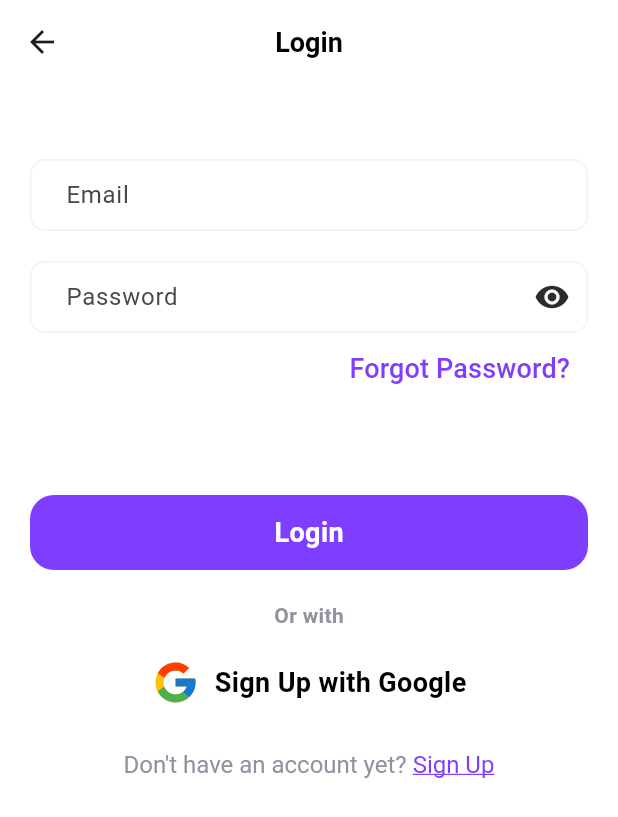
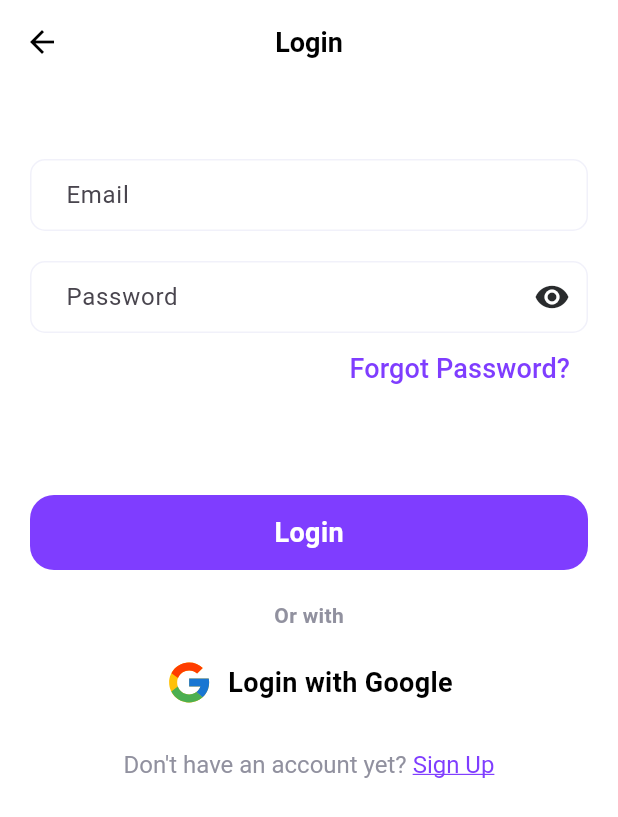
Before and after one commit to Iamdheeraj22/montra, a Flutter app: the screen it shows after launch, after a tap on "Login", on a phone screen of 412 x 824 dp. Shown: the top 817 px of the screen. Run offline on Flutter 3.47's test engine with Material 3 defaults, Android fonts, the phone set to English and light mode, and no system bars; our stand-ins replace equatable, flutter_bloc, flutter_svg.

Commit message:
feat : add navigation of sign_up page and re-design back-button in login_screen

```diff
--- a/lib/app/features/authentication/login/login_screen.dart
+++ b/lib/app/features/authentication/login/login_screen.dart
@@ -1,15 +1,16 @@
 import 'package:flutter/gestures.dart';
 import 'package:flutter/material.dart';
 import 'package:flutter_bloc/flutter_bloc.dart';
-import 'package:flutter_svg/flutter_svg.dart';
 import 'package:montra/app/core/res/app_colors.dart';
-import 'package:montra/app/core/res/app_images.dart';
 import 'package:montra/app/core/res/strings/app_heading.dart';
 import 'package:montra/app/core/res/strings/app_messages.dart';
 import 'package:montra/app/core/utils/validators.dart';
 import 'package:montra/app/features/authentication/login/bloc/login_bloc.dart';
+import 'package:montra/app/features/authentication/sign_up/sign_up_screen.dart';
+import 'package:montra/app/features/on_boarding/on_boarding_screen.dart';
 import 'package:montra/app/reusable_widgets/button.dart';
 import 'package:montra/app/reusable_widgets/edit_text.dart';
+import 'package:montra/app/reusable_widgets/google_button.dart';
 
 class LoginScreen extends StatefulWidget {
   const LoginScreen({super.key});
@@ -32,6 +33,16 @@ class _LoginScreenState extends State<LoginScreen> {
           appBar: AppBar(
             backgroundColor: Colors.white,
             centerTitle: true,
+            leading: IconButton(
+              onPressed: () {
+                Navigator.pushNamedAndRemoveUntil(
+                    context, OnBoardingScreen.id, (route) => false);
+              },
+              icon: const Icon(
+                Icons.arrow_back,
+                color: Colors.black,
+              ),
+            ),
             title: const Text(
               AppHeading.hLogin,
               style: TextStyle(
@@ -120,37 +131,9 @@ class _LoginScreenState extends State<LoginScreen> {
                   const SizedBox(
                     height: 10,
                   ),
-                  InkWell(
+                  GoogleButton(
                     onTap: () {},
-                    borderRadius: BorderRadius.circular(10),
-                    child: Container(
-                      alignment: Alignment.center,
-                      padding: const EdgeInsets.symmetric(horizontal: 20),
-                      constraints: const BoxConstraints(
-                        maxWidth: double.infinity,
-                        maxHeight: 50,
-                      ),
-                      child: Row(
-                        mainAxisAlignment: MainAxisAlignment.center,
-                        children: [
-                          SvgPicture.asset(
-                            AppImages.svgGoogle,
-                            height: 32,
-                            width: 32,
-                          ),
-                          const SizedBox(
-                            width: 10,
-                          ),
-                          const Text(
-                            AppHeading.hSignUpWithGoogle,
-                            style: TextStyle(
-                                fontWeight: FontWeight.bold,
-                                color: AppColors.dark,
-                                fontSize: 18),
-                          ),
-                        ],
-                      ),
-                    ),
+                    title: AppHeading.hLoginWithGoogle,
                   ),
                   const SizedBox(
                     height: 20,
@@ -170,7 +153,10 @@ class _LoginScreenState extends State<LoginScreen> {
                             fontSize: 16,
                             decoration: TextDecoration.underline,
                           ),
-                          recognizer: TapGestureRecognizer()..onTap = () {},
+                          recognizer: TapGestureRecognizer()
+                            ..onTap = () {
+                              Navigator.pushNamed(context, SignUpScreen.id);
+                            },
                         ),
                       ],
                     ),
--- a/lib/app/features/on_boarding/on_boarding_screen.dart
+++ b/lib/app/features/on_boarding/on_boarding_screen.dart
@@ -1,6 +1,7 @@
 import 'package:flutter/material.dart';
 import 'package:montra/app/core/res/app_colors.dart';
 import 'package:montra/app/core/res/strings/app_heading.dart';
+import 'package:montra/app/features/authentication/sign_up/sign_up_screen.dart';
 import 'package:montra/app/features/on_boarding/model/on_boarding_model.dart';
 import 'package:montra/app/features/on_boarding/widgets/on_boarding_item.dart';
 import 'package:montra/app/reusable_widgets/button.dart';
@@ -84,7 +85,9 @@ class _OnBoardingScreenState extends State<OnBoardingScreen> {
             Button(
               text: AppHeading.hSignUp,
               padding: const EdgeInsets.symmetric(horizontal: 30),
-              onPressed: () {},
+              onPressed: () {
+                Navigator.of(context).pushNamed(SignUpScreen.id);
+              },
             ),
             const SizedBox(
               height: 15,
```
